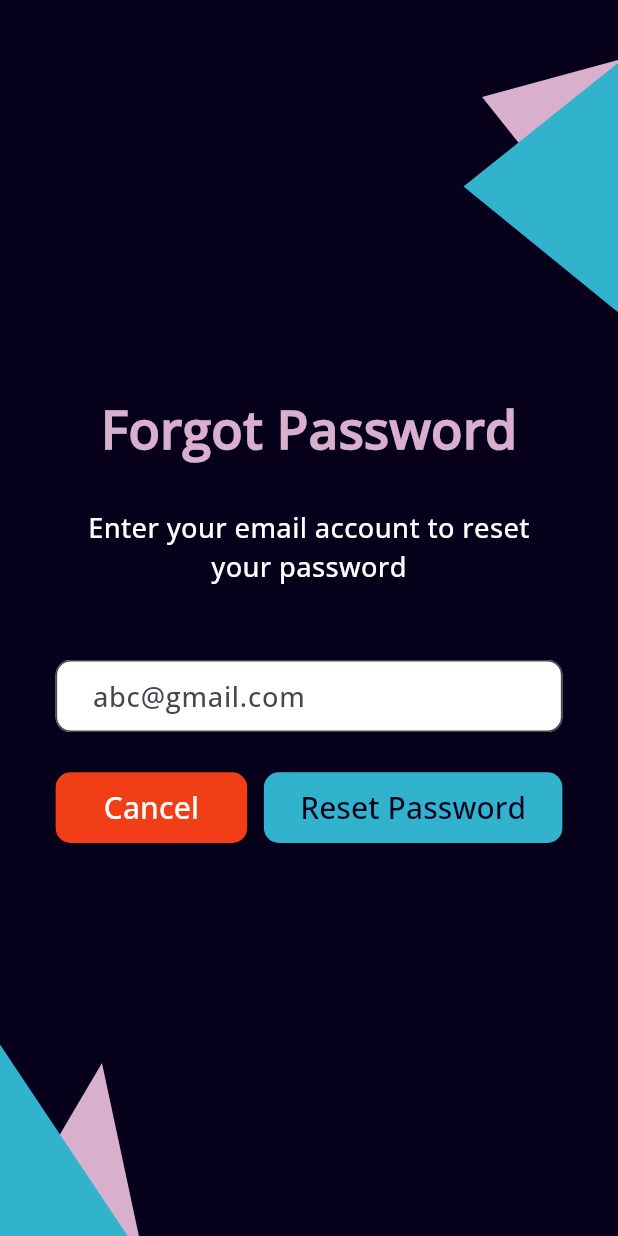
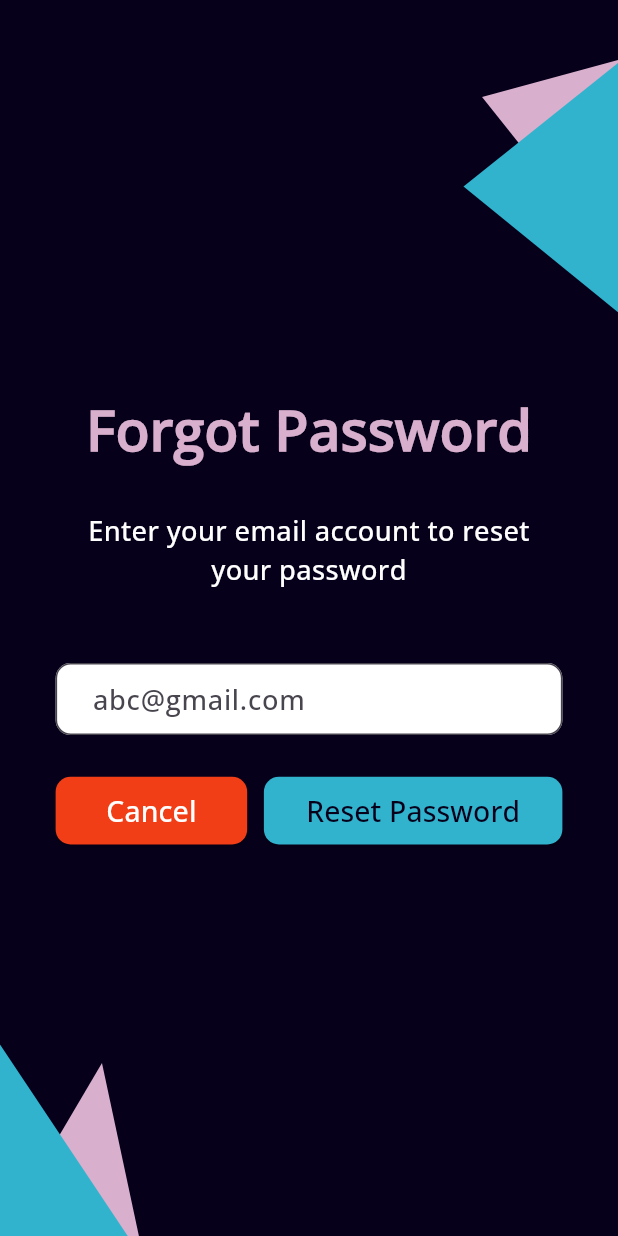
Before and after one commit to hemanshi08/FlatMate, a Flutter app: the screen it shows after launch, after a tap on "Forgot password?", on a phone screen of 412 x 824 dp. Run offline on Flutter 3.47's test engine with Material 3 defaults, Android fonts, the phone set to English and light mode, and no system bars; our stand-ins replace responsive_framework.

Commit message:
change the folder name UserScreen to UserScreens

```diff
--- a/lib/SameScreen/CreatePasswordScreen.dart
+++ b/lib/SameScreen/CreatePasswordScreen.dart
@@ -1,4 +1,4 @@
-import 'package:flatmate/UserScreen/UserDashboard.dart';
+import 'package:flatmate/UserScreens/UserDashboard.dart';
 import 'package:flutter/material.dart';
 
 class CreatePasswordScreen extends StatefulWidget {
@@ -73,7 +73,7 @@ class _CreatePasswordScreenState extends State<CreatePasswordScreen> {
                       Text(
                         'Create Password',
                         style: TextStyle(
-                          fontSize: screenHeight * 0.042, // Adjust font size
+                          fontSize: screenWidth * 0.090, // Adjust font size
                           color: const Color(0xFFD8AFCC), // Pinkish color
                           fontWeight: FontWeight.bold,
                         ),
--- a/lib/SameScreen/ForgotPasswordScreen.dart
+++ b/lib/SameScreen/ForgotPasswordScreen.dart
@@ -70,7 +70,7 @@ class _ForgotPasswordState extends State<ForgotPassword> {
                       Text(
                         'Forgot Password',
                         style: TextStyle(
-                          fontSize: screenHeight * 0.042, // Adjust font size
+                          fontSize: screenWidth * 0.090, // Adjust font size
                           fontWeight: FontWeight.bold,
                           color: const Color(0xFFD8AFCC),
                         ),
@@ -136,8 +136,8 @@ class _ForgotPasswordState extends State<ForgotPassword> {
                               child: Text(
                                 'Cancel',
                                 style: TextStyle(
-                                  fontSize:
-                                      screenHeight * 0.0243, // Adjust font size
+                                  fontSize: screenWidth * 0.046,
+                                  // Adjust font size
                                   color: Colors.white,
                                 ),
                               ),
@@ -169,8 +169,9 @@ class _ForgotPasswordState extends State<ForgotPassword> {
                               child: Text(
                                 'Reset Password',
                                 style: TextStyle(
-                                  fontSize:
-                                      screenHeight * 0.0243, // Adjust font size
+                                  fontSize: screenWidth * 0.046,
+                                  //  fontWeight:
+                                  //    FontWeight.bold, // Adjust font size
                                   color: const Color(0xFF06001A),
                                 ),
                               ),
--- a/lib/SameScreen/OTPVerificationScreen.dart
+++ b/lib/SameScreen/OTPVerificationScreen.dart
@@ -63,7 +63,7 @@ class _OTPVerificationScreenState extends State<OTPVerificationScreen> {
                     Text(
                       'OTP Verification',
                       style: TextStyle(
-                        fontSize: screenHeight * 0.042, // Adjust font size
+                        fontSize: screenWidth * 0.090, // Adjust font size
                         fontWeight: FontWeight.bold,
                         color: const Color(0xFFCCAACF), // Light pink color
                       ),
--- a/lib/SameScreen/SplashScreen.dart
+++ b/lib/SameScreen/SplashScreen.dart
@@ -83,8 +83,9 @@ class _SplashScreenState extends State<SplashScreen> {
               'FlatMate',
               style: TextStyle(
                 color: const Color(0xFFFFFFFF),
-                fontSize: screenHeight * 0.09,
+                fontSize: screenWidth * 0.16, // Adjust font size
                 fontWeight: FontWeight.bold,
+                letterSpacing: 1,
               ),
             ),
           ),
--- a/lib/main.dart
+++ b/lib/main.dart
@@ -2,8 +2,8 @@ import 'package:flatmate/SameScreen/CreatePasswordScreen.dart';
 import 'package:flatmate/SameScreen/ForgotPasswordScreen.dart';
 import 'package:flatmate/SameScreen/LoginScreen.dart';
 import 'package:flatmate/SameScreen/SplashScreen.dart';
-import 'package:flatmate/UserScreen/UserDashboard.dart';
-import 'package:flatmate/UserScreen/user_dashboard.dart';
+import 'package:flatmate/UserScreens/UserDashboard.dart';
+import 'package:flatmate/UserScreens/user_dashboard.dart';
 import 'package:flutter/material.dart';
 import 'package:responsive_framework/responsive_framework.dart';
 
```
Also changed, not shown: lib/UserScreens/UserDashboard.dart (renamed from lib/UserScreen/UserDashboard.dart), lib/UserScreens/user_dashboard.dart (renamed from lib/UserScreen/user_dashboard.dart).
